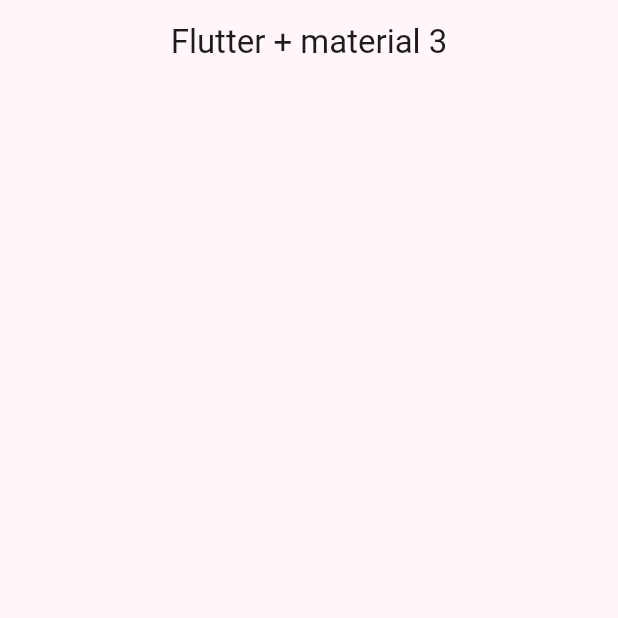
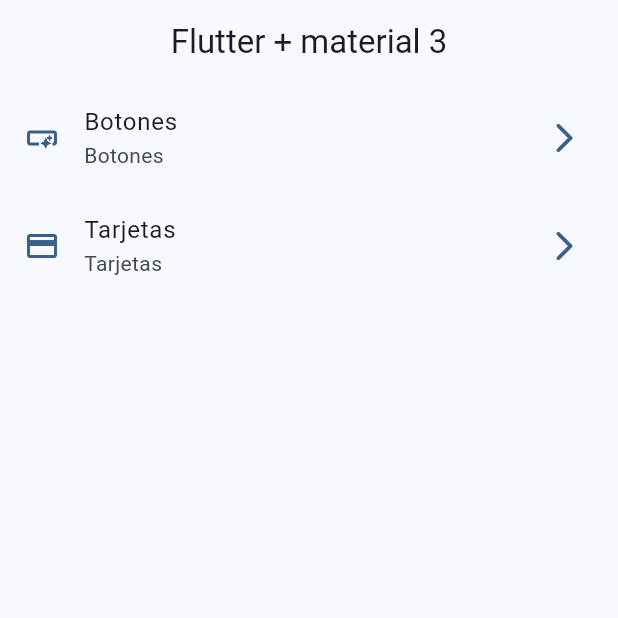
Before and after one commit to ebertmillar/widgets_app, a Flutter app: the screen it shows after launch, on a phone screen of 412 x 824 dp, the top half of it. Run offline on Flutter 3.47's test engine with Material 3 defaults, Android fonts, the phone set to English and light mode, and no system bars.

Commit message:
Home Screen implementado

```diff
--- a/lib/main.dart
+++ b/lib/main.dart
@@ -13,7 +13,7 @@ class MainApp extends StatelessWidget {
   Widget build(BuildContext context) {
     return MaterialApp(
       debugShowCheckedModeBanner: false,
-      theme: AppTheme(selectedColor: 4).getTheme(),
+      theme: AppTheme(selectedColor: 0).getTheme(),
       home: const HomeScreen(),
     );
   }
--- a/lib/presentation/screens/home/home_screen.dart
+++ b/lib/presentation/screens/home/home_screen.dart
@@ -1,4 +1,5 @@
 import 'package:flutter/material.dart';
+import 'package:widgets_app/config/theme/menu/menu_items.dart';
 
 class HomeScreen extends StatelessWidget {
   const HomeScreen({super.key});
@@ -9,6 +10,47 @@ class HomeScreen extends StatelessWidget {
       appBar: AppBar(
         title: const Text('Flutter + material 3'),
       ),
+      body: const _HomeView(),
     );
   }
 }
+
+class _HomeView extends StatelessWidget {
+  const _HomeView();
+
+  @override
+  Widget build(BuildContext context) {
+
+    return ListView.builder(
+      itemCount: appMenuItems.length,
+      itemBuilder: (context, index ){
+        final menuItem = appMenuItems[index];
+        return _CustomListTitle(menuItem: menuItem);
+      }
+    );
+  }
+}
+
+class _CustomListTitle extends StatelessWidget {
+  const _CustomListTitle({
+    required this.menuItem,
+  });
+
+  final MenuItems menuItem;
+
+  @override
+  Widget build(BuildContext context) {
+
+    final colors = Theme.of(context).colorScheme;
+
+    return ListTile(
+      leading: Icon(menuItem.icon, color: colors.primary), //leading icono o widget que colocamos antes de...
+      trailing: Icon(Icons.arrow_forward_ios_rounded, color: colors.primary,), //trailing wifget al final de la fila
+      title: Text(menuItem.tittle),
+      subtitle: Text(menuItem.tittle),
+      onTap: (){
+        //TODO : navegar hacia otra pantalla.
+      },
+    );
+  }
+}
```
